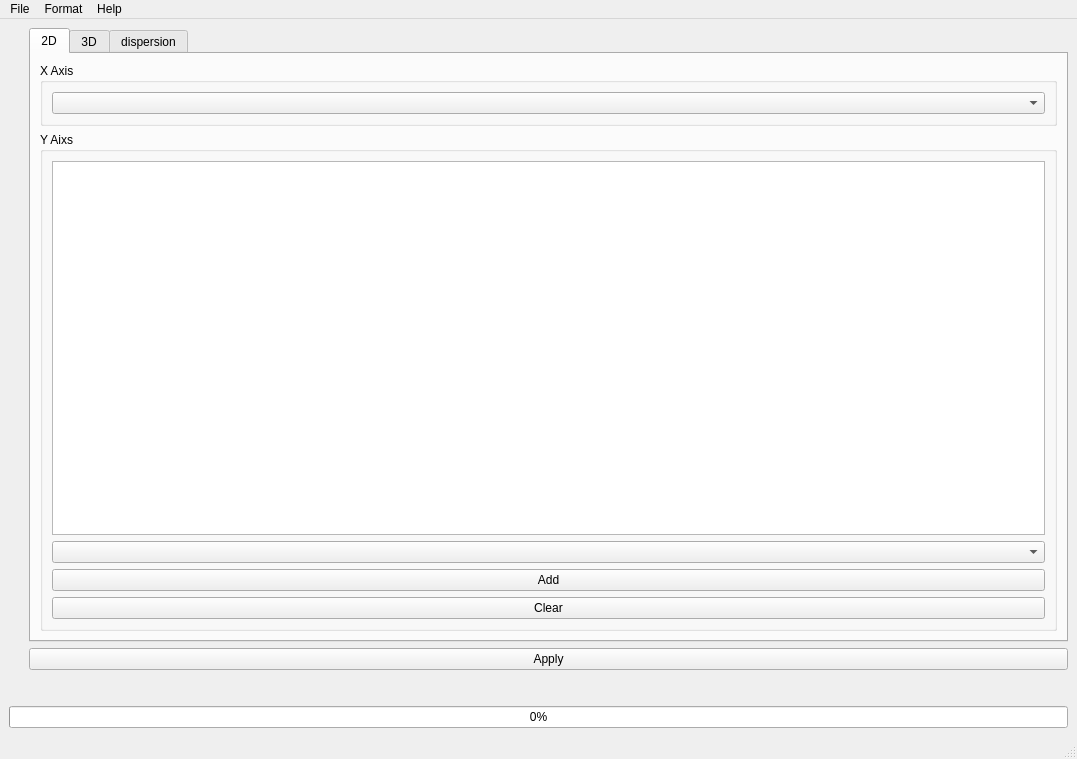
Qt form ui/main_window.ui (yn4k4nishi/aemwel_viewer) before a commit.
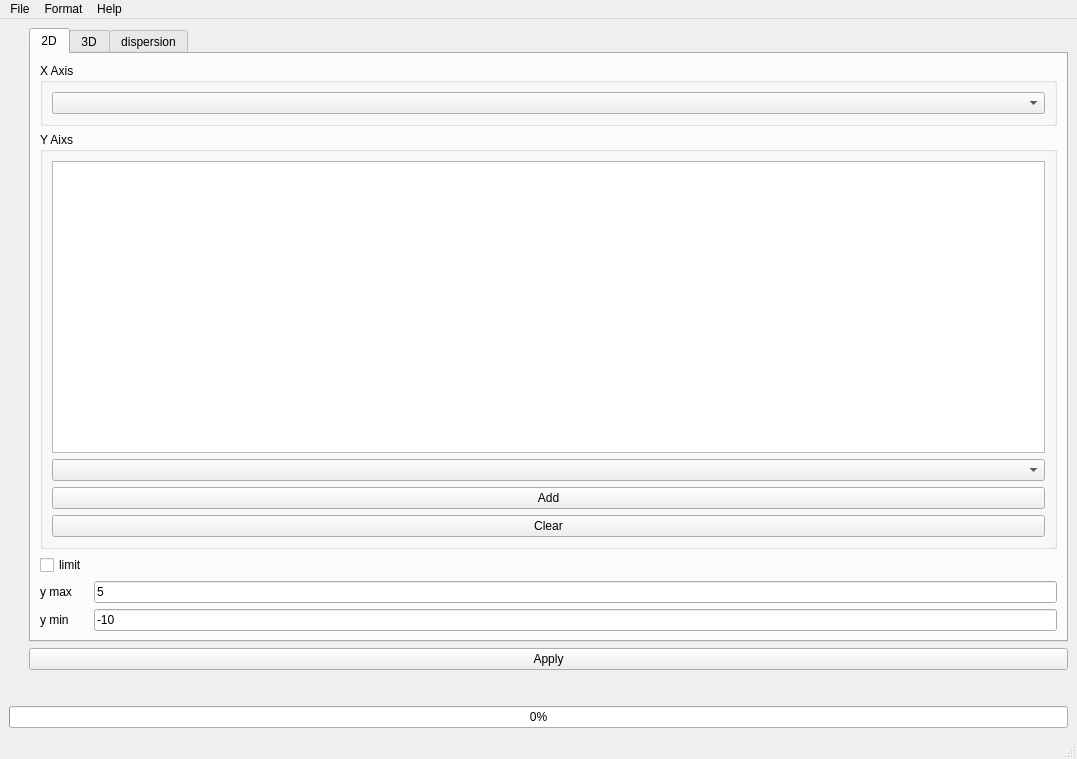
The same form after that commit.

Diff of the .ui file:
```diff
--- a/ui/main_window.ui
+++ b/ui/main_window.ui
@@ -105,6 +105,54 @@
               </layout>
              </widget>
             </item>
+            <item>
+             <layout class="QFormLayout" name="formLayout_3">
+              <property name="topMargin">
+               <number>0</number>
+              </property>
+              <item row="0" column="0">
+               <widget class="QCheckBox" name="checkBox_lim">
+                <property name="text">
+                 <string>limit</string>
+                </property>
+               </widget>
+              </item>
+              <item row="1" column="0">
+               <widget class="QLabel" name="label_13">
+                <property name="text">
+                 <string>y max</string>
+                </property>
+                <property name="alignment">
+                 <set>Qt::AlignLeading|Qt::AlignLeft|Qt::AlignVCenter</set>
+                </property>
+               </widget>
+              </item>
+              <item row="1" column="1">
+               <widget class="QLineEdit" name="lineEdit_ymax_2">
+                <property name="text">
+                 <string>5</string>
+                </property>
+               </widget>
+              </item>
+              <item row="2" column="0">
+               <widget class="QLabel" name="label_16">
+                <property name="text">
+                 <string>y min</string>
+                </property>
+                <property name="alignment">
+                 <set>Qt::AlignLeading|Qt::AlignLeft|Qt::AlignVCenter</set>
+                </property>
+               </widget>
+              </item>
+              <item row="2" column="1">
+               <widget class="QLineEdit" name="lineEdit_ymin_2">
+                <property name="text">
+                 <string>-10</string>
+                </property>
+               </widget>
+              </item>
+             </layout>
+            </item>
            </layout>
           </widget>
           <widget class="QWidget" name="tab_2">
```
